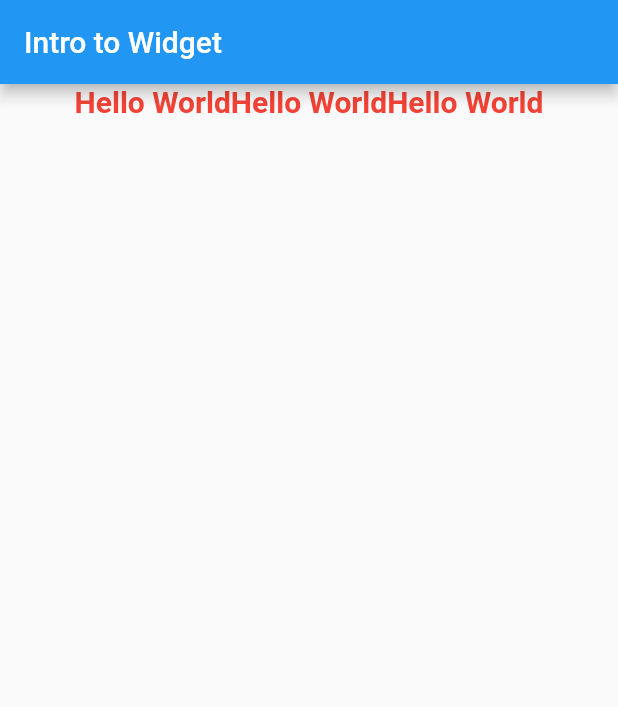
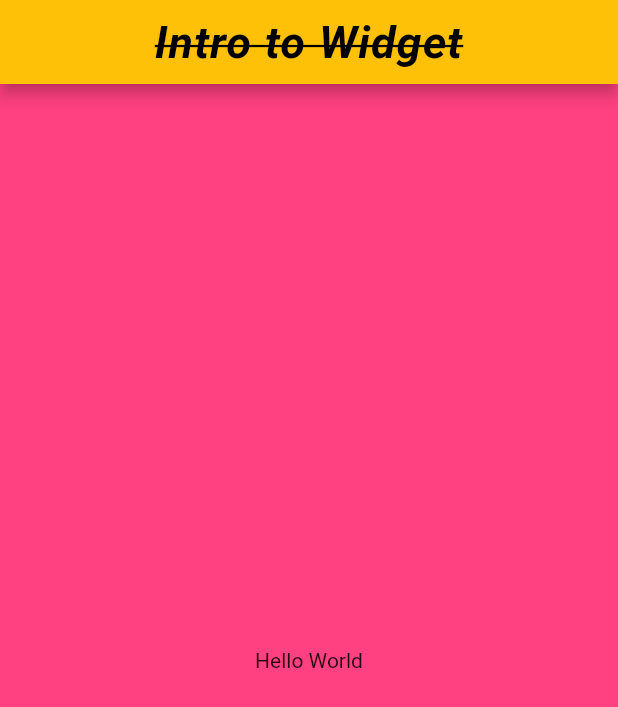
Before and after one commit to siraajul/Flutter_Beginning, a Flutter app: the screen it shows after launch, on a phone screen of 412 x 824 dp. Shown: the top 707 px of the screen. Run offline on Flutter 3.47's test engine with Material 2 defaults, Android fonts, the phone set to English and light mode, and no system bars.

Commit message:
Text Widget Complete

```diff
--- a/lib/main.dart
+++ b/lib/main.dart
@@ -1,17 +1,20 @@
 import 'package:flutter/material.dart';
 
 void main() {
-  runApp(MyApp(appName: 'Chicken'));
+  runApp(MyApp(
+    appName: 'First App',
+  ));
 }
 
+//Stateless
 class MyApp extends StatelessWidget {
   final String appName;
+
   const MyApp({required this.appName});
 
   @override
   Widget build(BuildContext context) {
-    return MaterialApp(
-        debugShowCheckedModeBanner: false, title: appName, home: HomeScreen());
+    return MaterialApp(title: appName, home: HomeScreen());
   }
 }
 
@@ -19,45 +22,33 @@ class HomeScreen extends StatelessWidget {
   @override
   Widget build(BuildContext context) {
     return Scaffold(
-        appBar: AppBar(
-          title: Text('Intro to Widget'),
+      backgroundColor: Colors.pinkAccent,
+      //AppBar
+      appBar: AppBar(
+        title: Text(
+          'Intro to Widget',
+          textAlign: TextAlign.end,
+          textDirection: TextDirection.ltr,
+          style: TextStyle(
+              fontSize: 30,
+              fontWeight: FontWeight.bold,
+              fontStyle: FontStyle.italic,
+              color: Colors.black,
+              wordSpacing: 0.6,
+              letterSpacing: 0.6,
+              decoration: TextDecoration.lineThrough),
         ),
-        body: Row(
+        centerTitle: true,
+        backgroundColor: Colors.amber,
+      ),
+
+      //Body
+      body: Center(
+        child: Column(
           mainAxisAlignment: MainAxisAlignment.center,
-          crossAxisAlignment: CrossAxisAlignment.end,
-          children: [
-            Row(),
-            Text(
-              'Hello World',
-              textAlign: TextAlign.center,
-              textDirection: TextDirection.ltr,
-              style: TextStyle(
-                fontSize: 20,
-                fontWeight: FontWeight.bold,
-                color: Colors.red,
-              ),
-            ),
-            Text(
-              'Hello World',
-              textAlign: TextAlign.center,
-              textDirection: TextDirection.ltr,
-              style: TextStyle(
-                fontSize: 20,
-                fontWeight: FontWeight.bold,
-                color: Colors.red,
-              ),
-            ),
-            Text(
-              'Hello World',
-              textAlign: TextAlign.center,
-              textDirection: TextDirection.ltr,
-              style: TextStyle(
-                fontSize: 20,
-                fontWeight: FontWeight.bold,
-                color: Colors.red,
-              ),
-            ),
-          ],
-        ));
+          children: [Text('Hello World')],
+        ),
+      ),
+    );
   }
 }
```
